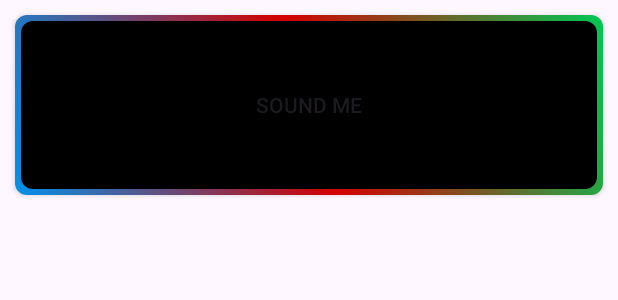
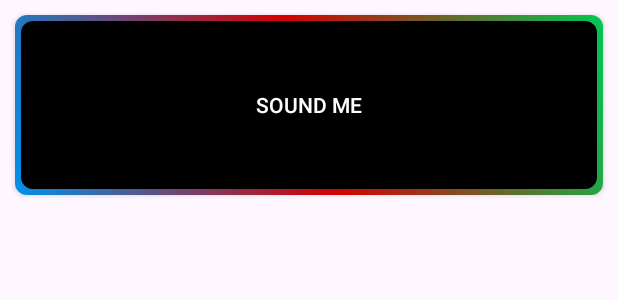
Before and after one commit to Pave1iOS/BeatBoxApp, an Android app: the layout list_item_sound.xml on its own in the app's theme, with its tools: preview values and no code run, on a phone screen of 412 x 824 dp. Shown: the top 300 px of the screen. Run offline under Robolectric (Android 15) with nearby library versions, the phone set to English and light mode, and no system bars.

Commit message:
add kapt - fix error else if (fieldId == BR.title) { ^ symbol: variable title location: class BR

```diff
--- a/app/src/main/java/com/example/beatboxapp/SoundAdapter.kt
+++ b/app/src/main/java/com/example/beatboxapp/SoundAdapter.kt
@@ -25,6 +25,8 @@ class SoundAdapter(
 
     override fun getItemCount(): Int = sounds.size
 
-    override fun onBindViewHolder(holder: SoundHolder, position: Int) { }
-
+    override fun onBindViewHolder(holder: SoundHolder, position: Int) {
+        val sound = sounds[position]
+        holder.bind(sound)
+    }
 }
--- a/app/src/main/res/layout/list_item_sound.xml
+++ b/app/src/main/res/layout/list_item_sound.xml
@@ -4,11 +4,19 @@
     xmlns:android="http://schemas.android.com/apk/res/android"
     xmlns:tools="http://schemas.android.com/tools">
 
+    <data>
+        <variable
+            name="viewModel"
+            type="com.example.beatboxapp.SoundViewModel" />
+    </data>
+
     <androidx.appcompat.widget.AppCompatButton
         android:layout_width="match_parent"
         android:layout_height="120dp"
         android:background="@drawable/sound_button_style"
         android:layout_margin="10dp"
+        android:textColor="@color/white"
+        android:text="@{viewModel.title}"
         tools:text="Sound me">
 
     </androidx.appcompat.widget.AppCompatButton>
```
Also changed, not shown: app/build.gradle.kts (+12 -0 lines), app/src/main/java/com/example/beatboxapp/SoundHolder.kt (+12 -1 lines), app/src/main/java/com/example/beatboxapp/SoundViewModel.kt (added, +16 -0 lines).
